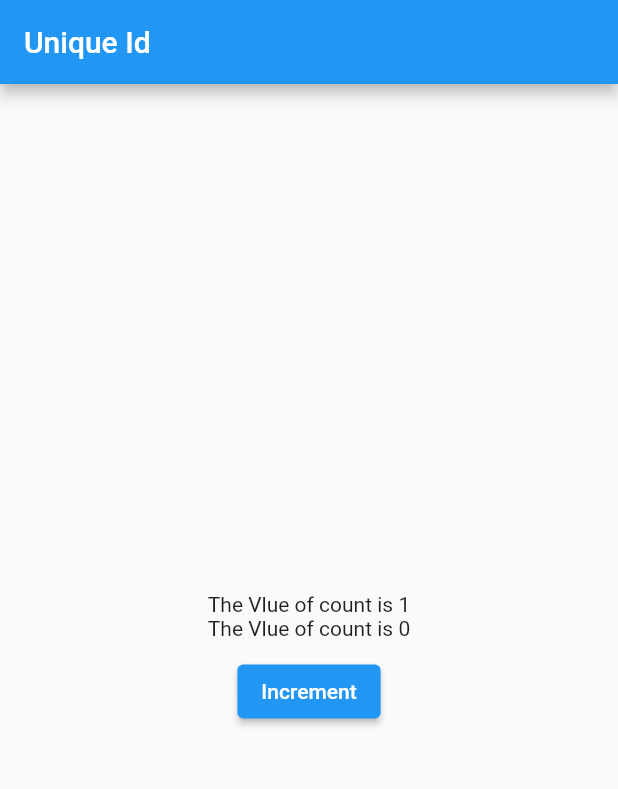
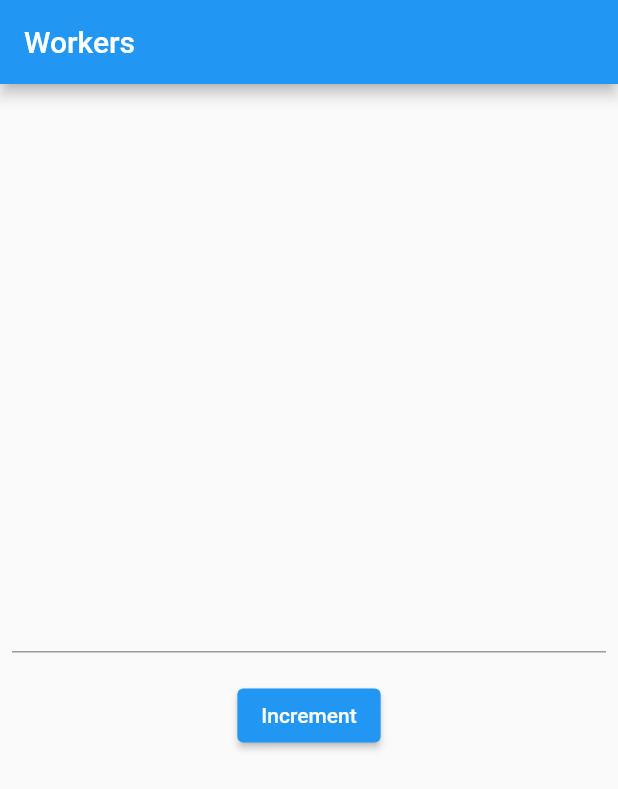
Before and after one commit to Developer-Vijay/StatemanagementGetx, a Flutter app: the screen it shows after launch, after a tap on "Increment", on a phone screen of 412 x 824 dp. Shown: the top 789 px of the screen. Run offline on Flutter 3.47's test engine with Material 2 defaults, Android fonts, the phone set to English and light mode, and no system bars; our stand-ins replace get.

Commit message:
Workers learned

```diff
--- a/lib/ControllerLifeCycle/home_id_test_bed.dart
+++ b/lib/ControllerLifeCycle/home_id_test_bed.dart
@@ -20,12 +20,14 @@ class HomeIdTestBed extends StatelessWidget {
           GetBuilder<MyControllerUniqueId>(
             id: 'txtCount',
             builder: (controller) {
-              return Text("The Vlue of count is ${controller.count}");
+              return Text(
+                  "The Value of count is ${controller.count}");
             },
           ),
           GetBuilder<MyControllerUniqueId>(
             builder: (controller) {
-              return Text("The Vlue of count is ${controller.count}");
+              return Text(
+                  "The Value of count is ${controller.count}");
             },
           ),
           const SizedBox(
--- /dev/null
+++ b/lib/GetxWorkers/worker_home.dart
@@ -0,0 +1,39 @@
+import 'package:flutter/material.dart';
+import 'package:getx_learning/GetxWorkers/workers_controller.dart';
+import 'package:get/get.dart';
+
+class WorkersHome extends StatelessWidget {
+  WorkersHome({Key? key}) : super(key: key);
+  WorkersController workersController = Get.put(WorkersController());
+  @override
+  Widget build(BuildContext context) {
+    return SafeArea(
+        child: Scaffold(
+      appBar: AppBar(title: const Text("Workers")),
+      body: Center(
+          child: Column(
+        mainAxisAlignment: MainAxisAlignment.center,
+        crossAxisAlignment: CrossAxisAlignment.center,
+        children: [
+          Padding(
+            padding: const EdgeInsets.all(8.0),
+            child: TextField(
+              onChanged: (value) {
+                workersController.increment();
+              },
+            ),
+          ),
+          const SizedBox(
+            height: 10,
+          ),
+          ElevatedButton(
+              onPressed: () {
+                workersController.increment();
+                // myConroller.increment();
+              },
+              child: const Text("Increment"))
+        ],
+      )),
+    ));
+  }
+}
--- /dev/null
+++ b/lib/GetxWorkers/workers_controller.dart
@@ -0,0 +1,38 @@
+import 'package:get/get.dart';
+
+// Workers trigger specific callbacks when an event occurs.
+
+class WorkersController extends GetxController {
+  var count = 0.obs;
+
+  void increment() {
+    count++;
+  }
+
+  @override
+  void onInit() {
+    // called every time when value of count variables changes
+    // ever(count, (_) => print(count));
+
+    // called every time the value of any variable from the list changes
+    // everAll ([count],(_)=>print(count));
+
+    // called only once when the variable value changes
+    // once(count,(_)=>print("When the user stop typing for 1 sec the value of count prints"))
+
+    // Called EveryTime the user stops typing for the 1 second
+    // debounce((count,(_)=>print("When the user stop typing for the 1 sec the value of count will be printed"),time:Duration(seconds:1)))
+
+    // Ignore all changes withing 3 seconds.
+    // Imagine that the user can earn coin by clicking something,
+    // if he clicked 300 times in same minute,
+    // he would have 300 coins, using the interval,
+    // you you can set a time frame for 3 seconds,
+    //  and even then clicking 300 or a thousand times,
+    // the maximum he would get in 1 minute would be 20 coins,
+    // clicking 300 or 1 million times
+    // interval (count,(_)=>print("Ignore all changes"),time:Duration(seconds:3));
+
+    super.onInit();
+  }
+}
--- a/lib/main.dart
+++ b/lib/main.dart
@@ -1,7 +1,6 @@
 import 'package:flutter/material.dart';
 import 'package:get/get_navigation/get_navigation.dart';
-import 'package:getx_learning/ControllerLifeCycle/home_id_test_bed.dart';
-import 'package:getx_learning/ControllerLifeCycle/home_test.dart';
+import 'package:getx_learning/GetxWorkers/worker_home.dart';
 import 'package:getx_learning/Widgets/dialog_box.dart';
 import 'package:getx_learning/Widgets/snack_bar.dart';
 import 'package:getx_learning/home_screen.dart';
@@ -35,6 +34,6 @@ class MyApp extends StatelessWidget {
               page: () => NextScreen(),
               transition: Transition.downToUp)
         ],
-        home: HomeIdTestBed());
+        home: WorkersHome());
   }
 }
```
